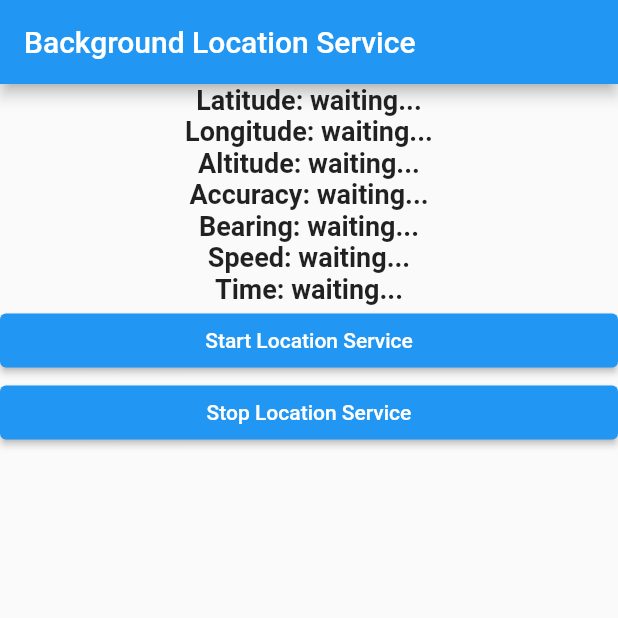
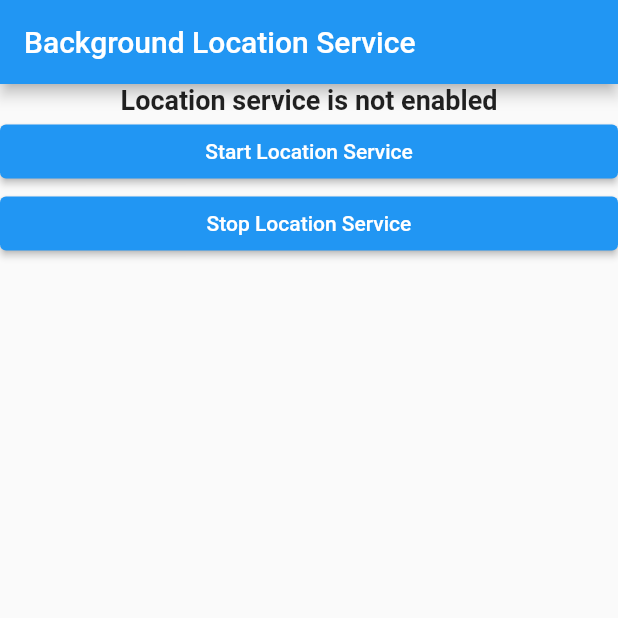
Before and after one commit to GouthamJb/Xplor_Driver_App, a Flutter app: the screen it shows after launch, on a phone screen of 412 x 824 dp, the top half of it. Run offline on Flutter 3.47's test engine with Material 2 defaults, Android fonts, the light colour scheme and no system bars; our stand-ins replace get, permission_handler; missing offline and left inert: background_location.

```diff
--- a/lib/Controllers/location_controller.dart
+++ b/lib/Controllers/location_controller.dart
@@ -9,15 +9,19 @@ class LocationController extends GetxController {
   BackgroundLocation _backgroundLocation = new BackgroundLocation();
   Timer _timer;
   bool _isTimerInitialized = false;
+  final locatusStatus = "Location service is not enabled".obs;
   final isAppInactive = false.obs;
   getCurrentLocation() {
-    _backgroundLocation.getCurrentLocation().then((location) =>
-        print('This is current Location ' + location.toMap().toString()));
+    _backgroundLocation.getCurrentLocation().then((location) => {
+          print('This is current Location ' + location.toMap().toString()),
+          locatusStatus.value = location.toMap().toString()
+        });
   }
 
   onStartLocationServiceClick() async {
     try {
       await BackgroundLocation.startLocationService();
+      locatusStatus.value = 'Location Service is starting....';
       print("Background Location Service is starting......");
       _timer = new Timer.periodic(Duration(seconds: 12), (Timer t) {
         _isTimerInitialized = true;
@@ -30,6 +34,7 @@ class LocationController extends GetxController {
 
   onStopLocationServiceClick() {
     print("Background Location Service is stopping.....");
+    locatusStatus.value = 'Location service is not enabled';
     BackgroundLocation.stopLocationService();
     if (_isTimerInitialized) {
       _timer.cancel();
--- a/lib/main.dart
+++ b/lib/main.dart
@@ -59,13 +59,8 @@ class _MyAppState extends State<MyApp> with WidgetsBindingObserver {
         body: Center(
           child: ListView(
             children: <Widget>[
-              locationData('Latitude: ' + latitude),
-              locationData('Longitude: ' + longitude),
-              locationData('Altitude: ' + altitude),
-              locationData('Accuracy: ' + accuracy),
-              locationData('Bearing: ' + bearing),
-              locationData('Speed: ' + speed),
-              locationData('Time: ' + time),
+              Obx(()=>locationData(_locationController.locatusStatus.value)),
+
               ElevatedButton(
                   onPressed: () {
                     _locationController.onStartLocationServiceClick();
```
Also changed, not shown: pubspec.lock.
